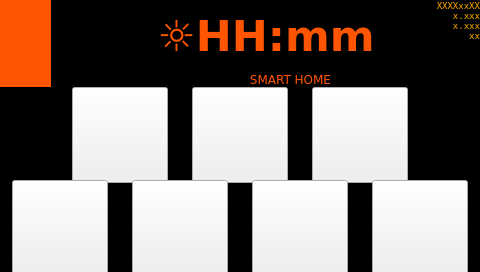
The window that SmartHome/page010.ui (fmandracci/smart-home) describes before a commit, drawn with Qt 5.
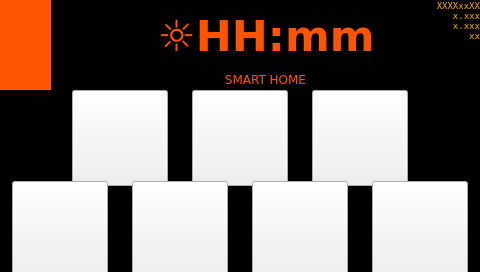
The same window after the commit. Icons and pictures are not drawn. Custom widgets are drawn as their Qt base class.

Patch:
```diff
--- a/SmartHome/page010.ui
+++ b/SmartHome/page010.ui
@@ -124,30 +124,6 @@
        </property>
       </widget>
      </item>
-     <item row="1" column="2" colspan="4">
-      <widget class="QLabel" name="label_title">
-       <property name="maximumSize">
-        <size>
-         <width>16777215</width>
-         <height>18</height>
-        </size>
-       </property>
-       <property name="font">
-        <font>
-         <family>DejaVu Sans</family>
-        </font>
-       </property>
-       <property name="styleSheet">
-        <string notr="true">color: rgb(255, 85, 0);</string>
-       </property>
-       <property name="text">
-        <string>SMART HOME</string>
-       </property>
-       <property name="alignment">
-        <set>Qt::AlignHCenter|Qt::AlignTop</set>
-       </property>
-      </widget>
-     </item>
      <item row="0" column="5">
       <widget class="QLabel" name="label_versions">
        <property name="sizePolicy">
@@ -292,6 +268,42 @@
        </property>
       </widget>
      </item>
+     <item row="1" column="1" colspan="5">
+      <widget class="QLabel" name="label_title">
+       <property name="sizePolicy">
+        <sizepolicy hsizetype="MinimumExpanding" vsizetype="MinimumExpanding">
+         <horstretch>0</horstretch>
+         <verstretch>0</verstretch>
+        </sizepolicy>
+       </property>
+       <property name="minimumSize">
+        <size>
+         <width>0</width>
+         <height>18</height>
+        </size>
+       </property>
+       <property name="maximumSize">
+        <size>
+         <width>16777215</width>
+         <height>18</height>
+        </size>
+       </property>
+       <property name="font">
+        <font>
+         <family>DejaVu Sans</family>
+        </font>
+       </property>
+       <property name="styleSheet">
+        <string notr="true">color: rgb(255, 85, 0);</string>
+       </property>
+       <property name="text">
+        <string>SMART HOME</string>
+       </property>
+       <property name="alignment">
+        <set>Qt::AlignHCenter|Qt::AlignTop</set>
+       </property>
+      </widget>
+     </item>
     </layout>
    </item>
    <item>
```
